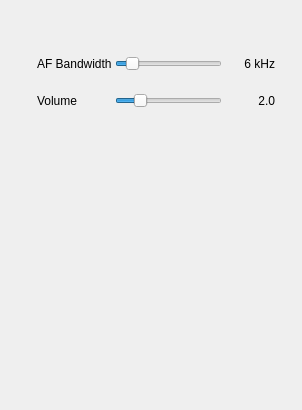
First picture: the form in plugins/channel/wfm/wfmdemodgui.ui, repository f4exb/sdrangel, before the edit.
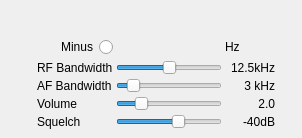
Second picture: the form after the edit. Custom widgets are drawn as their Qt base class.

Patch:
```diff
--- a/plugins/channel/wfm/wfmdemodgui.ui
+++ b/plugins/channel/wfm/wfmdemodgui.ui
@@ -7,7 +7,7 @@
     <x>0</x>
     <y>0</y>
     <width>302</width>
-    <height>410</height>
+    <height>138</height>
    </rect>
   </property>
   <property name="windowTitle">
@@ -32,14 +32,115 @@
     <property name="spacing">
      <number>3</number>
     </property>
+    <item row="3" column="1">
+     <widget class="QSlider" name="volume">
+      <property name="maximum">
+       <number>100</number>
+      </property>
+      <property name="value">
+       <number>20</number>
+      </property>
+      <property name="orientation">
+       <enum>Qt::Horizontal</enum>
+      </property>
+     </widget>
+    </item>
+    <item row="1" column="1">
+     <widget class="QSlider" name="rfBW">
+      <property name="maximum">
+       <number>8</number>
+      </property>
+      <property name="pageStep">
+       <number>1</number>
+      </property>
+      <property name="value">
+       <number>4</number>
+      </property>
+      <property name="orientation">
+       <enum>Qt::Horizontal</enum>
+      </property>
+     </widget>
+    </item>
     <item row="0" column="0">
+     <widget class="QRadioButton" name="deltaMinus">
+      <property name="layoutDirection">
+       <enum>Qt::RightToLeft</enum>
+      </property>
+      <property name="text">
+       <string>Minus</string>
+      </property>
+     </widget>
+    </item>
+    <item row="4" column="0">
+     <widget class="QLabel" name="label_4">
+      <property name="text">
+       <string>Squelch</string>
+      </property>
+     </widget>
+    </item>
+    <item row="2" column="0">
      <widget class="QLabel" name="label_2">
       <property name="text">
        <string>AF Bandwidth</string>
       </property>
      </widget>
     </item>
-    <item row="0" column="1">
+    <item row="4" column="1">
+     <widget class="QSlider" name="squelch">
+      <property name="minimum">
+       <number>-100</number>
+      </property>
+      <property name="maximum">
+       <number>0</number>
+      </property>
+      <property name="value">
+       <number>-40</number>
+      </property>
+      <property name="orientation">
+       <enum>Qt::Horizontal</enum>
+      </property>
+     </widget>
+    </item>
+    <item row="1" column="2">
+     <widget class="QLabel" name="rfBWText">
+      <property name="minimumSize">
+       <size>
+        <width>50</width>
+        <height>0</height>
+       </size>
+      </property>
+      <property name="text">
+       <string>12.5kHz</string>
+      </property>
+      <property name="alignment">
+       <set>Qt::AlignRight|Qt::AlignTrailing|Qt::AlignVCenter</set>
+      </property>
+     </widget>
+    </item>
+    <item row="1" column="0">
+     <widget class="QLabel" name="label">
+      <property name="text">
+       <string>RF Bandwidth</string>
+      </property>
+     </widget>
+    </item>
+    <item row="2" column="2">
+     <widget class="QLabel" name="afBWText">
+      <property name="minimumSize">
+       <size>
+        <width>50</width>
+        <height>0</height>
+       </size>
+      </property>
+      <property name="text">
+       <string>3 kHz</string>
+      </property>
+      <property name="alignment">
+       <set>Qt::AlignRight|Qt::AlignTrailing|Qt::AlignVCenter</set>
+      </property>
+     </widget>
+    </item>
+    <item row="2" column="1">
      <widget class="QSlider" name="afBW">
       <property name="minimum">
        <number>1</number>
@@ -58,8 +159,8 @@
       </property>
      </widget>
     </item>
-    <item row="0" column="2">
-     <widget class="QLabel" name="afBWText">
+    <item row="4" column="2">
+     <widget class="QLabel" name="squelchText">
       <property name="minimumSize">
        <size>
         <width>50</width>
@@ -67,34 +168,21 @@
        </size>
       </property>
       <property name="text">
-       <string>6 kHz</string>
+       <string>-40dB</string>
       </property>
       <property name="alignment">
        <set>Qt::AlignRight|Qt::AlignTrailing|Qt::AlignVCenter</set>
       </property>
      </widget>
     </item>
-    <item row="1" column="0">
+    <item row="3" column="0">
      <widget class="QLabel" name="label_3">
       <property name="text">
        <string>Volume</string>
       </property>
      </widget>
     </item>
-    <item row="1" column="1">
-     <widget class="QSlider" name="volume">
-      <property name="maximum">
-       <number>100</number>
-      </property>
-      <property name="value">
-       <number>20</number>
-      </property>
-      <property name="orientation">
-       <enum>Qt::Horizontal</enum>
-      </property>
-     </widget>
-    </item>
-    <item row="1" column="2">
+    <item row="3" column="2">
      <widget class="QLabel" name="volumeText">
       <property name="minimumSize">
        <size>
@@ -110,62 +198,45 @@
       </property>
      </widget>
     </item>
-   </layout>
-  </widget>
-  <widget class="QWidget" name="spectrumContainer" native="true">
-   <property name="geometry">
-    <rect>
-     <x>40</x>
-     <y>140</y>
-     <width>218</width>
-     <height>184</height>
-    </rect>
-   </property>
-   <property name="windowTitle">
-    <string>Channel Spectrum</string>
-   </property>
-   <layout class="QVBoxLayout" name="verticalLayout">
-    <property name="spacing">
-     <number>2</number>
-    </property>
-    <property name="margin">
-     <number>3</number>
-    </property>
-    <item>
-     <widget class="GLSpectrum" name="glSpectrum" native="true">
+    <item row="0" column="1">
+     <widget class="ValueDial" name="deltaFrequency" native="true">
+      <property name="sizePolicy">
+       <sizepolicy hsizetype="Maximum" vsizetype="Maximum">
+        <horstretch>0</horstretch>
+        <verstretch>0</verstretch>
+       </sizepolicy>
+      </property>
       <property name="minimumSize">
        <size>
-        <width>200</width>
-        <height>150</height>
+        <width>32</width>
+        <height>16</height>
        </size>
       </property>
      </widget>
     </item>
-    <item>
-     <widget class="GLSpectrumGUI" name="spectrumGUI" native="true"/>
+    <item row="0" column="2">
+     <widget class="QLabel" name="deltaUnits">
+      <property name="text">
+       <string>Hz</string>
+      </property>
+     </widget>
     </item>
    </layout>
   </widget>
  </widget>
  <customwidgets>
-  <customwidget>
-   <class>GLSpectrum</class>
-   <extends>QWidget</extends>
-   <header>gui/glspectrum.h</header>
-   <container>1</container>
-  </customwidget>
-  <customwidget>
-   <class>GLSpectrumGUI</class>
-   <extends>QWidget</extends>
-   <header>gui/glspectrumgui.h</header>
-   <container>1</container>
-  </customwidget>
   <customwidget>
    <class>RollupWidget</class>
    <extends>QWidget</extends>
    <header>gui/rollupwidget.h</header>
    <container>1</container>
   </customwidget>
+  <customwidget>
+   <class>ValueDial</class>
+   <extends>QWidget</extends>
+   <header>gui/valuedial.h</header>
+   <container>1</container>
+  </customwidget>
  </customwidgets>
  <resources/>
  <connections/>
```
Left out of the diff: 28 changed lines with no effect on the pictures.
